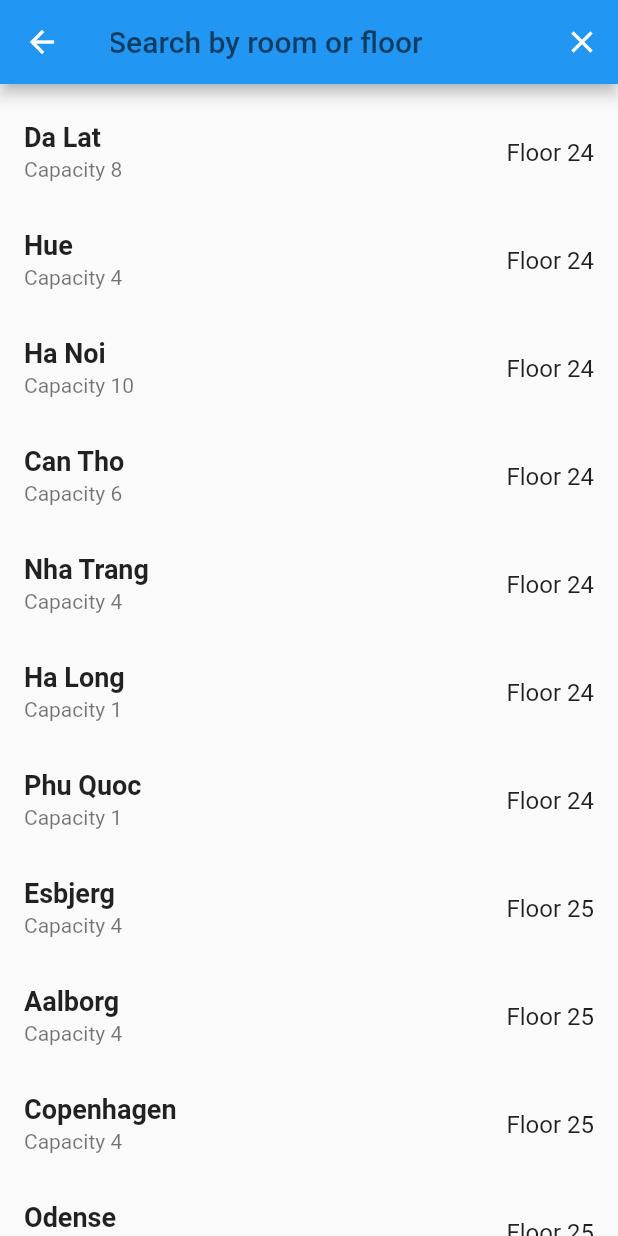
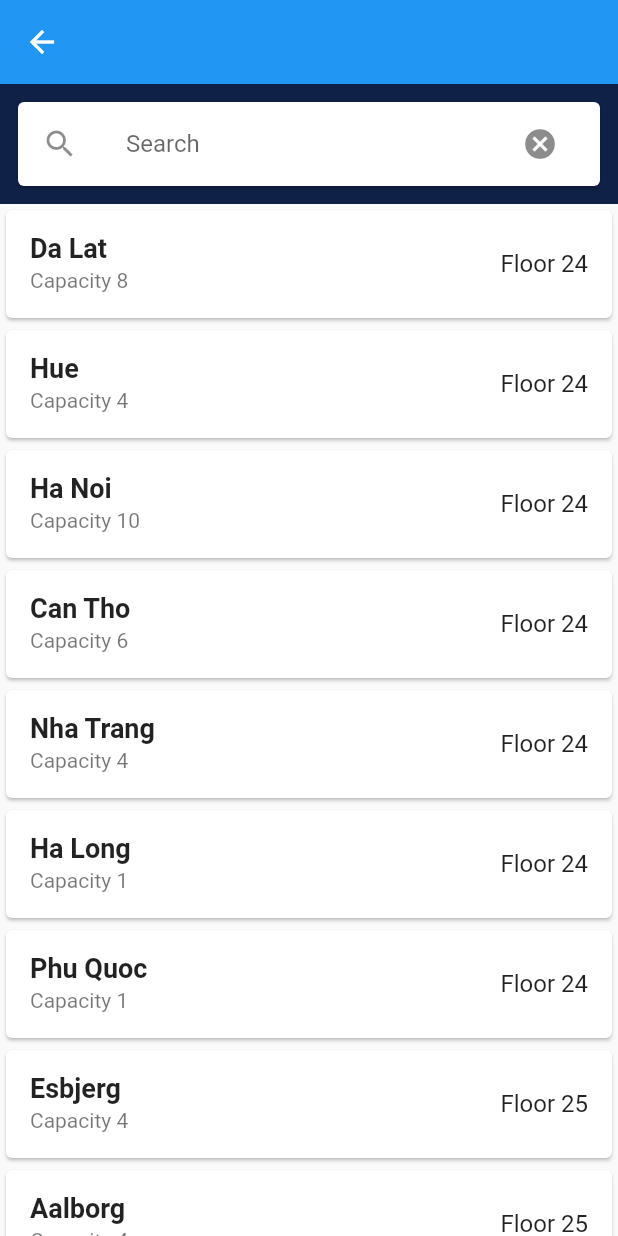
Before and after one commit to Nhat180/NetcompanyOfficeTool, a Flutter app: the RoomListScreen screen opened directly, after a tap on the "search" icon, on a phone screen of 412 x 824 dp. Run offline on Flutter 3.47's test engine with Material 2 defaults, Android fonts, the light colour scheme and no system bars; our stand-ins replace animate_do, bubble, cached_network_image, cloud_firestore, firebase_auth, firebase_core and 11 more; missing offline and left inert: dart:ffi, image_overlay_map, reviews_slider; accounts and stored records are empty.

Commit message:
update search room

```diff
--- a/lib/screens/room_screens/roomlist_screen.dart
+++ b/lib/screens/room_screens/roomlist_screen.dart
@@ -1,6 +1,7 @@
 import 'package:flutter/material.dart';
 import 'package:netcompany_office_tool/model/meeting_room.dart';
 import 'package:netcompany_office_tool/screens/room_screens/map_screen.dart';
+import 'package:netcompany_office_tool/screens/room_screens/search_room.dart';
 
 
 class RoomListScreen extends StatefulWidget {
@@ -47,10 +48,13 @@ class _RoomListScreenState extends State<RoomListScreen> {
 
         floatingActionButton: FloatingActionButton(
           backgroundColor: const Color(0xff0f2147),
-          onPressed: () async {
-            showSearch(
-                context: context,
-                delegate: CustomSearchDelegate(hintText: 'Search by room or floor'));
+          onPressed: () {
+            Navigator.pushReplacement(context, MaterialPageRoute(
+                builder: (context) => SearchRoom()
+            ));
+            // showSearch(
+            //     context: context,
+            //     delegate: CustomSearchDelegate(hintText: 'Search by room or floor'));
           },
           child: const Icon(Icons.search ),
         ),
@@ -326,116 +330,116 @@ class _RoomListScreenState extends State<RoomListScreen> {
 }
 //https://stackoverflow.com/questions/50567295/listview-filter-search-in-flutter
 // https://www.youtube.com/watch?v=KF1KMfQOpjM
-class CustomSearchDelegate extends SearchDelegate{
-  var meetingRoom = allMeetingRooms.toList();
-  final String? hintText;
-  // final TextStyle? textStyle ;
-  CustomSearchDelegate({this.hintText});
-
-  // @override
-  // TextStyle? get searchFieldStyle => textStyle;
-  @override
-  String? get searchFieldLabel => hintText;
-
-  @override
-  ThemeData appBarTheme(BuildContext context) {
-    assert(context != null);
-    final ThemeData theme = Theme.of(context);
-    assert(theme != null);
-    return theme;
-  }
-  @override
-  List<Widget>? buildActions(BuildContext context) {
-    return [
-      IconButton(icon: Icon(Icons.clear),
-        onPressed: (){
-          query = '';
-        },)
-    ];
-  }
-
-  @override
-  Widget? buildLeading(BuildContext context) {
-    return
-      IconButton(
-        icon: Icon(Icons.arrow_back),
-        onPressed: (){
-          Navigator.pop(context);
-          // Navigator.pushReplacement(context,
-          //     MaterialPageRoute(builder: (context) => NavigationScreen(index: reportScreen)));
-        },);
-  }
-
-  @override
-  Widget buildResults(BuildContext context) {
-    List<MeetingRoom> matchQuery = [];
-    for (var room in meetingRoom){
-      if (room.name.toLowerCase().contains(query.toLowerCase()) || room.floor.toLowerCase().contains(query) ){
-        matchQuery.add(room);
-      }
-    }
-    return ListView.builder(
-      shrinkWrap: true,
-      padding: const EdgeInsets.only(top: 10),
-      itemCount: matchQuery.length,
-      itemBuilder: (context, index) {
-        final result = matchQuery[index];
-        return ListTile(
-          title: Text(result.name, style: const TextStyle(fontWeight: FontWeight.bold, fontSize: 18) ,overflow: TextOverflow.ellipsis, softWrap: false),
-          subtitle: Text("Capacity " + result.capacity.toString()),
-          trailing: Text("Floor " + result.floor, style: const TextStyle(fontSize: 16) ,overflow: TextOverflow.ellipsis, softWrap: false),
-          onTap: () {
-            // close(context, null);
-            Navigator.pushReplacement(context, MaterialPageRoute(
-                builder: (context) => MapScreen(room: result)
-            ));
-          },
-        );
-      },
-    );
-  }
-
-  @override
-  Widget buildSuggestions(BuildContext context) {
-    List<MeetingRoom> matchQuery = [];
-    for (var room in meetingRoom){
-      if (room.name.toLowerCase().contains(query.toLowerCase()) || room.floor.contains(query) ){
-        matchQuery.add(room);
-      }
-    }
-    return matchQuery.isNotEmpty ? ListView.builder(
-      shrinkWrap: true,
-      padding: const EdgeInsets.only(top: 10),
-      itemCount: matchQuery.length,
-      itemBuilder: (context, index) {
-        final result = matchQuery[index];
-        return ListTile(
-          title: Text(result.name, style: const TextStyle(fontWeight: FontWeight.bold, fontSize: 18) ,overflow: TextOverflow.ellipsis, softWrap: false),
-          subtitle: Text("Capacity " + result.capacity.toString()),
-          trailing: Text("Floor "+ result.floor, style: const TextStyle(fontSize: 16) ,overflow: TextOverflow.ellipsis, softWrap: false),
-          onTap: () {
-            close(context, result);
-            Navigator.pushReplacement(context, MaterialPageRoute(
-                builder: (context) => MapScreen(room: result)
-            ));
-
-          },
-        );
-      },
-    )
-        :
-    Center(
-        child: Column(
-          mainAxisAlignment: MainAxisAlignment.center,
-          children: const [
-            Icon(
-              Icons.search_off,
-              size: 100,
-              color: Colors.blue,
-            ),
-            Text(('No Room Found'),
-                style: TextStyle(fontSize: 35, fontWeight: FontWeight.bold))
-          ],
-        ));
-  }
-}
+// class CustomSearchDelegate extends SearchDelegate{
+//   var meetingRoom = allMeetingRooms.toList();
+//   final String? hintText;
+//   // final TextStyle? textStyle ;
+//   CustomSearchDelegate({this.hintText});
+//
+//   // @override
+//   // TextStyle? get searchFieldStyle => textStyle;
+//   @override
+//   String? get searchFieldLabel => hintText;
+//
+//   @override
+//   ThemeData appBarTheme(BuildContext context) {
+//     assert(context != null);
+//     final ThemeData theme = Theme.of(context);
+//     assert(theme != null);
+//     return theme;
+//   }
+//   @override
+//   List<Widget>? buildActions(BuildContext context) {
+//     return [
+//       IconButton(icon: Icon(Icons.clear),
+//         onPressed: (){
+//           query = '';
+//         },)
+//     ];
+//   }
+//
+//   @override
+//   Widget? buildLeading(BuildContext context) {
+//     return
+//       IconButton(
+//         icon: Icon(Icons.arrow_back),
+//         onPressed: (){
+//           Navigator.pop(context);
+//           // Navigator.pushReplacement(context,
+//           //     MaterialPageRoute(builder: (context) => NavigationScreen(index: reportScreen)));
+//         },);
+//   }
+//
+//   @override
+//   Widget buildResults(BuildContext context) {
+//     List<MeetingRoom> matchQuery = [];
+//     for (var room in meetingRoom){
+//       if (room.name.toLowerCase().contains(query.toLowerCase()) || room.floor.toLowerCase().contains(query) ){
+//         matchQuery.add(room);
+//       }
+//     }
+//     return ListView.builder(
+//       shrinkWrap: true,
+//       padding: const EdgeInsets.only(top: 10),
+//       itemCount: matchQuery.length,
+//       itemBuilder: (context, index) {
+//         final result = matchQuery[index];
+//         return ListTile(
+//           title: Text(result.name, style: const TextStyle(fontWeight: FontWeight.bold, fontSize: 18) ,overflow: TextOverflow.ellipsis, softWrap: false),
+//           subtitle: Text("Capacity " + result.capacity.toString()),
+//           trailing: Text("Floor " + result.floor, style: const TextStyle(fontSize: 16) ,overflow: TextOverflow.ellipsis, softWrap: false),
+//           onTap: () {
+//             // close(context, null);
+//             Navigator.pushReplacement(context, MaterialPageRoute(
+//                 builder: (context) => MapScreen(room: result)
+//             ));
+//           },
+//         );
+//       },
+//     );
+//   }
+//
+//   @override
+//   Widget buildSuggestions(BuildContext context) {
+//     List<MeetingRoom> matchQuery = [];
+//     for (var room in meetingRoom){
+//       if (room.name.toLowerCase().contains(query.toLowerCase()) || room.floor.contains(query) ){
+//         matchQuery.add(room);
+//       }
+//     }
+//     return matchQuery.isNotEmpty ? ListView.builder(
+//       shrinkWrap: true,
+//       padding: const EdgeInsets.only(top: 10),
+//       itemCount: matchQuery.length,
+//       itemBuilder: (context, index) {
+//         final result = matchQuery[index];
+//         return ListTile(
+//           title: Text(result.name, style: const TextStyle(fontWeight: FontWeight.bold, fontSize: 18) ,overflow: TextOverflow.ellipsis, softWrap: false),
+//           subtitle: Text("Capacity " + result.capacity.toString()),
+//           trailing: Text("Floor "+ result.floor, style: const TextStyle(fontSize: 16) ,overflow: TextOverflow.ellipsis, softWrap: false),
+//           onTap: () {
+//             close(context, result);
+//             Navigator.pushReplacement(context, MaterialPageRoute(
+//                 builder: (context) => MapScreen(room: result)
+//             ));
+//
+//           },
+//         );
+//       },
+//     )
+//         :
+//     Center(
+//         child: Column(
+//           mainAxisAlignment: MainAxisAlignment.center,
+//           children: const [
+//             Icon(
+//               Icons.search_off,
+//               size: 100,
+//               color: Colors.blue,
+//             ),
+//             Text(('No Room Found'),
+//                 style: TextStyle(fontSize: 35, fontWeight: FontWeight.bold))
+//           ],
+//         ));
+//   }
+// }
--- /dev/null
+++ b/lib/screens/room_screens/search_room.dart
@@ -0,0 +1,155 @@
+import 'dart:async';
+import 'dart:convert';
+import 'package:http/http.dart' as http;
+import 'package:flutter/material.dart';
+import 'package:netcompany_office_tool/model/meeting_room.dart';
+import 'package:netcompany_office_tool/screens/room_screens/map_screen.dart';
+
+
+class SearchRoom extends StatefulWidget {
+  const SearchRoom({Key? key}) : super(key: key);
+
+  @override
+  SearchRoomState createState() => new SearchRoomState();
+}
+
+class SearchRoomState extends State<SearchRoom> {
+  var meetingRoom = allMeetingRooms;
+  List<MeetingRoom> _searchResult = [];
+  TextEditingController controller = new TextEditingController();
+
+
+  @override
+  void initState() {
+    super.initState();
+
+  }
+
+  Widget _buildRoomsList() {
+    return ListView.builder(
+      shrinkWrap: true,
+      itemCount: meetingRoom.length,
+      itemBuilder: (context, index) {
+        final room = meetingRoom[index];
+        return Card(
+          child: ListTile(
+            // ListTile(
+            title: Text(room.name, style: const TextStyle(fontWeight: FontWeight.bold, fontSize: 18) ,overflow: TextOverflow.ellipsis, softWrap: false),
+            subtitle: Text("Capacity " + room.capacity.toString()),
+            trailing: Text("Floor " + room.floor, style: const TextStyle(fontSize: 16) ,overflow: TextOverflow.ellipsis, softWrap: false),
+            onTap: () {
+              // close(context, null);
+              Navigator.pushReplacement(context, MaterialPageRoute(
+                  builder: (context) => MapScreen(room: room)
+              ));
+            },
+            // title: new Text(
+            //     _searchResult[i].name),
+          ),
+        );
+      },
+    );
+  }
+
+  Widget _buildSearchResults() {
+    return _searchResult.isNotEmpty ? ListView.builder(
+      shrinkWrap: true,
+      itemCount: _searchResult.length,
+      itemBuilder: (context, i) {
+        final result = _searchResult[i];
+        return Card(
+          child: ListTile(
+            // ListTile(
+          title: Text(result.name, style: const TextStyle(fontWeight: FontWeight.bold, fontSize: 18) ,overflow: TextOverflow.ellipsis, softWrap: false),
+          subtitle: Text("Capacity " + result.capacity.toString()),
+          trailing: Text("Floor " + result.floor, style: const TextStyle(fontSize: 16) ,overflow: TextOverflow.ellipsis, softWrap: false),
+          onTap: () {
+            // close(context, null);
+            Navigator.pushReplacement(context, MaterialPageRoute(
+                builder: (context) => MapScreen(room: result)
+            ));
+          },
+            // title: new Text(
+            //     _searchResult[i].name),
+          ),
+          margin: const EdgeInsets.all(0.0),
+        );
+      },
+    ):
+    Center(
+        child: Column(
+          mainAxisAlignment: MainAxisAlignment.center,
+          children: const [
+            Icon(
+              Icons.search_off,
+              size: 100,
+              color: Colors.blue,
+            ),
+            Text(('No Room Found'),
+                style: TextStyle(fontSize: 35, fontWeight: FontWeight.bold))
+          ],
+        ));
+  }
+
+  Widget _buildSearchBox() {
+    return Padding(
+      padding: const EdgeInsets.all(8.0),
+      child: Card(
+        child: ListTile(
+          leading: const Icon(Icons.search),
+          title: TextField(
+            controller: controller,
+            decoration: new InputDecoration(
+                hintText: 'Search', border: InputBorder.none),
+            onChanged: onSearchTextChanged,
+          ),
+          trailing: IconButton(
+            icon: const Icon(Icons.cancel),
+            onPressed: () {
+              controller.clear();
+              onSearchTextChanged('');
+            },
+          ),
+        ),
+      ),
+    );
+  }
+
+  Widget _buildBody() {
+    return Column(
+      children: <Widget>[
+        Container(
+            color: Color(0xff0f2147), child: _buildSearchBox()),
+        Expanded(
+            child: _searchResult.length != 0 || controller.text.isNotEmpty
+                ? _buildSearchResults()
+                : _buildRoomsList()),
+      ],
+    );
+  }
+
+  @override
+  Widget build(BuildContext context) {
+    return new Scaffold(
+      appBar: new AppBar(
+        elevation: 0.0,
+      ),
+      body: _buildBody(),
+      resizeToAvoidBottomInset: true,
+    );
+  }
+
+  onSearchTextChanged(String text) async {
+    _searchResult.clear();
+    if (text.isEmpty) {
+      setState(() {});
+      return;
+    }
+
+    for (var room in meetingRoom) {
+      if (room.name.toLowerCase().contains(text.toLowerCase()) || room.floor.contains(text))
+        _searchResult.add(room);
+    }
+    setState(() {});
+  }
+}
```
